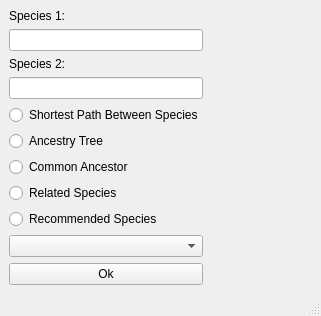
liamnegron3/COP3530_Project3, file mainwindow.ui: the form before one commit.
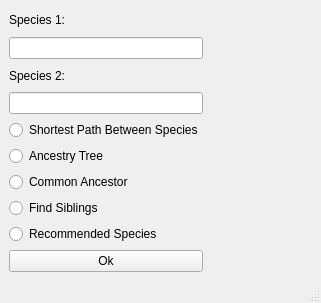
The form after the commit.

Commit message: added find recommended function

```diff
--- a/mainwindow.ui
+++ b/mainwindow.ui
@@ -10,7 +10,7 @@
     <x>0</x>
     <y>0</y>
     <width>321</width>
-    <height>270</height>
+    <height>303</height>
    </rect>
   </property>
   <property name="sizePolicy">
@@ -73,7 +73,7 @@
       <item>
        <widget class="QRadioButton" name="radioButton_4">
         <property name="text">
-         <string>Related Species</string>
+         <string>Find Siblings</string>
         </property>
        </widget>
       </item>
@@ -84,9 +84,6 @@
         </property>
        </widget>
       </item>
-      <item>
-       <widget class="QComboBox" name="comboBox"/>
-      </item>
      </layout>
     </item>
     <item row="6" column="0">
```
The commit also changes 3 other files.
